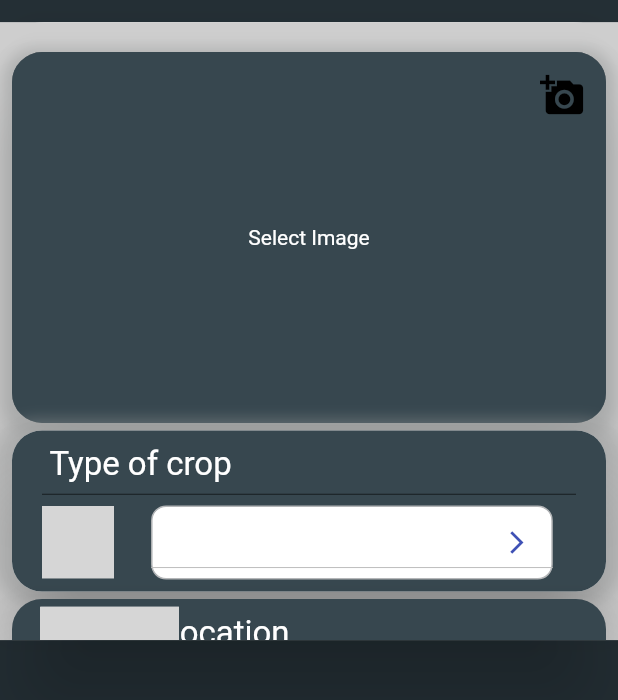
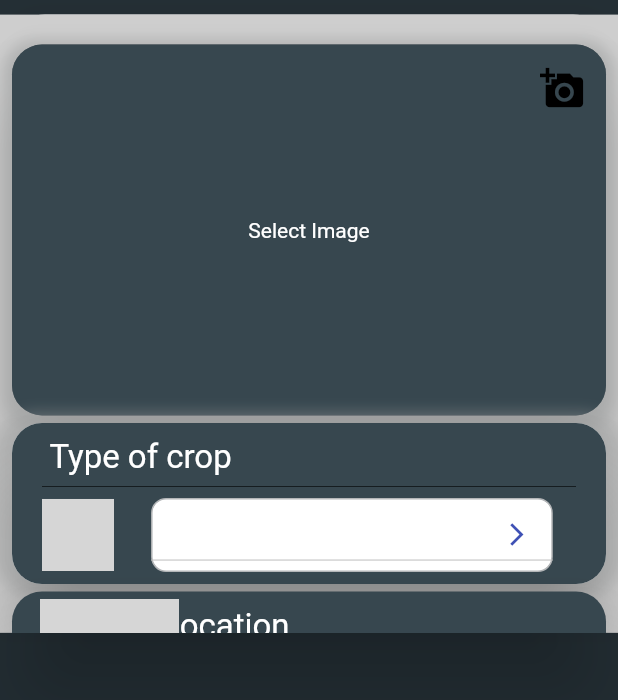
Before and after one commit to emilio-kariuki/D-Krops, a Flutter app: the screen it shows after launch, on a phone screen of 412 x 824 dp, the part 124-824 px from its top. Run offline on Flutter 3.47's test engine with Material 2 defaults, Android fonts, the phone set to English and light mode, and no system bars; drawn by our look-alikes of dropdown_button2; our stand-ins replace animated_text_kit, geolocator, google_fonts, google_maps_flutter, image_picker, lottie; missing offline and left inert: location_permissions; Roboto replaces fonts that are missing (Redressed); project files that could hold a hidden picture were left out; grey boxes are pictures that could not be loaded.

Commit message:
February 28, 2022 6:17 PM

```diff
--- a/lib/screens/Home.dart
+++ b/lib/screens/Home.dart
@@ -228,7 +228,7 @@ class _HomeState extends State<Home> {
           //     ),
           //   ),
           // ),
-          SizedBox(height: 5),
+          // SizedBox(height: 5),
           Material(
             elevation: 30,
             shape: RoundedRectangleBorder(
```
